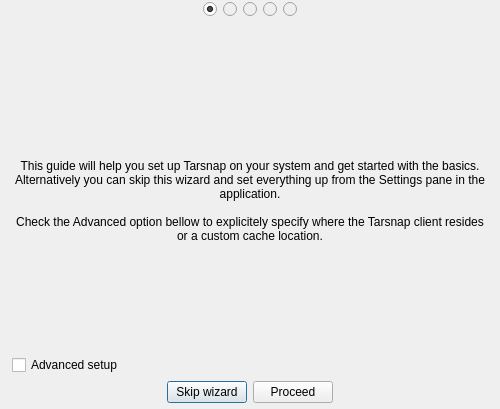
Above: forms/setupdialog.ui from Tarsnap/tarsnap-gui before the change. Below: the same form after it.
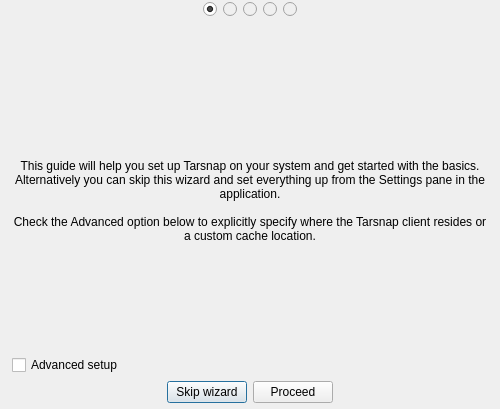
That is the form after the change. Icons and pictures are not drawn.

Patch:
```diff
--- a/forms/setupdialog.ui
+++ b/forms/setupdialog.ui
@@ -226,7 +226,7 @@
          <property name="text">
           <string>This guide will help you set up Tarsnap on your system and get started with the basics. Alternatively you can skip this wizard and set everything up from the Settings pane in the application.
 
-Check the Advanced option bellow to explicitely specify where the Tarsnap client resides or a custom cache location.</string>
+Check the Advanced option below to explicitly specify where the Tarsnap client resides or a custom cache location.</string>
          </property>
          <property name="alignment">
           <set>Qt::AlignCenter</set>
```
